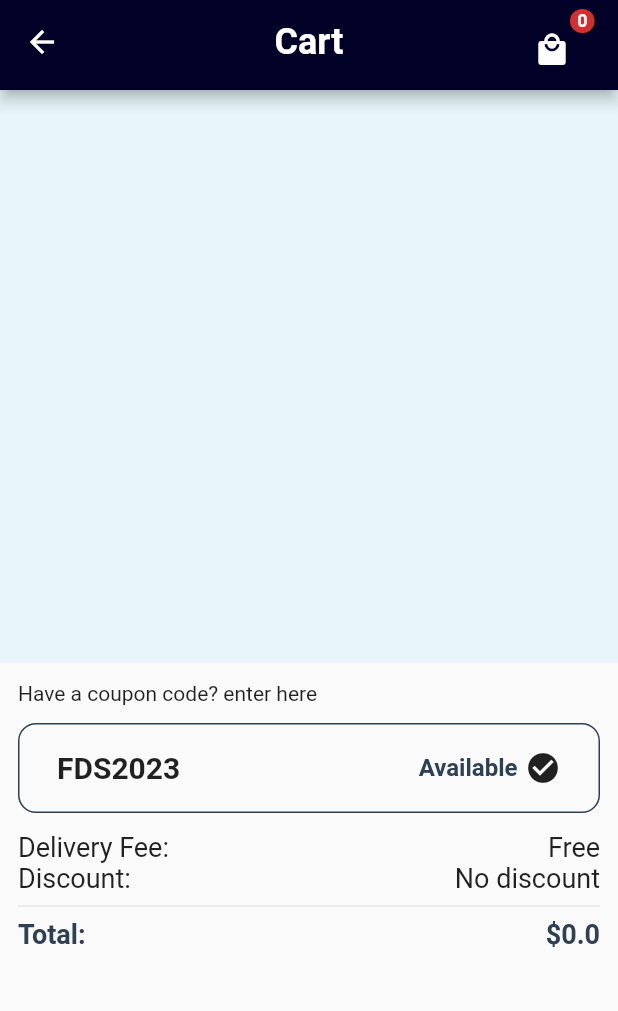
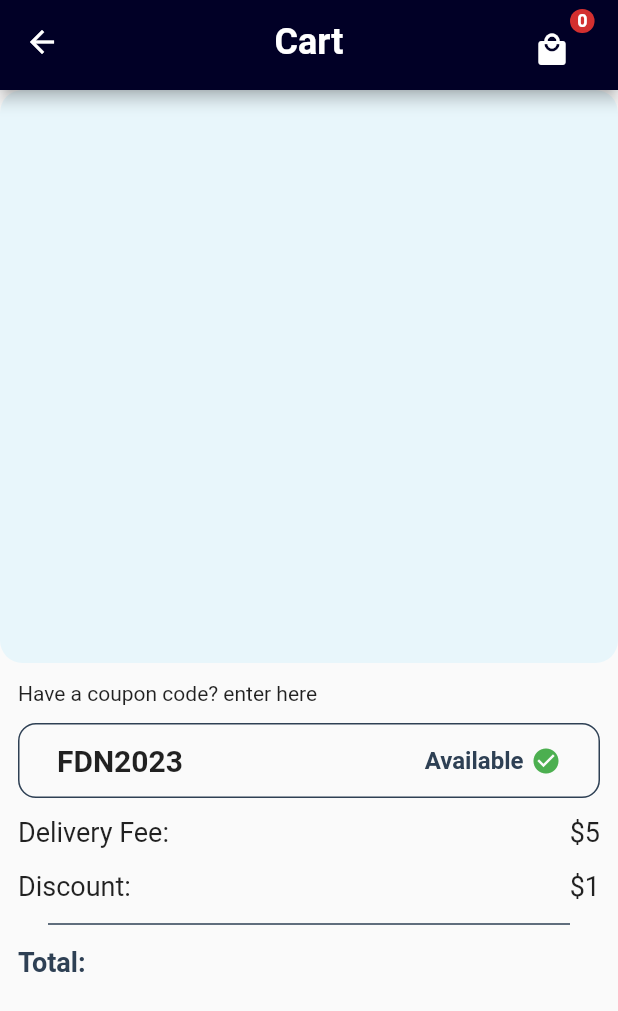
Before and after one commit to kennedyowusu/ecommerce_mobile, a Flutter app: the ProductCartView screen opened directly, on a phone screen of 412 x 824 dp. Shown: the top 1011 px of the screen. Run offline on Flutter 3.47's test engine with Material 2 defaults, Android fonts, the phone set to English and light mode, and no system bars; our stand-ins replace dio, equatable, flutter_rating_bar, flutter_riverpod, fluttertoast, gap and 1 more; accounts and stored records are empty; network calls fail.

```diff
--- a/lib/controllers/cart_items_controller.dart
+++ /dev/null
@@ -1,35 +0,0 @@
-import 'package:ecommerce_ui/models/products_model.dart';
-import 'package:flutter_riverpod/flutter_riverpod.dart';
-
-List<ProductsModel> allProducts = [];
-
-class ItemBagNotifier extends StateNotifier<List<ProductsModel>> {
-  ItemBagNotifier() : super(allProducts);
-
-  void addNewItemBag(ProductsModel productModel) {
-    state = [...state, productModel];
-  }
-
-  void removeItem(int pid) {
-    state = [
-      for (final product in state)
-        if (product.id != pid) product,
-    ];
-  }
-}
-
-final StateNotifierProvider<ItemBagNotifier, List<ProductsModel>>
-    itemBagProvider =
-    StateNotifierProvider<ItemBagNotifier, List<ProductsModel>>((ref) {
-  return ItemBagNotifier();
-});
-
-final StateProvider<double> priceCalcProvider = StateProvider<double>((ref) {
-  final List<ProductsModel> itemBag = ref.watch(itemBagProvider);
-
-  double sum = 0;
-  for (var element in itemBag) {
-    sum += element.price as double;
-  }
-  return sum;
-});
--- a/lib/views/cart.dart
+++ b/lib/views/cart.dart
@@ -1,4 +1,3 @@
-import 'package:ecommerce_ui/controllers/cart_items_controller.dart';
 import 'package:ecommerce_ui/models/cart_model.dart';
 import 'package:ecommerce_ui/models/products_model.dart';
 import 'package:ecommerce_ui/providers/providers.dart';
@@ -28,12 +27,16 @@ class ProductCartView extends ConsumerWidget {
         ),
       ),
       body: SafeArea(
-        child: Column(children: [
+        child: Column(
+          children: [
             Expanded(
               flex: 1,
               child: Container(
-              padding: const EdgeInsets.all(20),
+                padding: EdgeInsets.all(20),
+                decoration: BoxDecoration(
                   color: kLightBackground,
+                  borderRadius: BorderRadius.circular(15),
+                ),
                 child: ListView.builder(
                   itemCount: cartItem.when(
                     data: (data) => data.data.length,
@@ -42,9 +45,9 @@ class ProductCartView extends ConsumerWidget {
                   ),
                   itemBuilder: (context, index) => Card(
                     child: Container(
-                    decoration: BoxDecoration(
-                      borderRadius: BorderRadius.circular(12),
-                    ),
+                      height: MediaQueries.getHeight(context) * 0.12,
+                      padding: const EdgeInsets.all(12),
+                      alignment: Alignment.center,
                       width: double.infinity,
                       child: ListTile(
                         leading: Image.network(
@@ -53,6 +56,10 @@ class ProductCartView extends ConsumerWidget {
                             error: (error, stackTrace) => '',
                             loading: () => '',
                           ),
+                          width: 60,
+                          height: 60,
+                          fit: BoxFit.cover,
+                          scale: 0.5,
                         ),
                         title: Text(
                           productController.when(
@@ -62,14 +69,6 @@ class ProductCartView extends ConsumerWidget {
                           ),
                           style: AppTheme.kCardTitle,
                         ),
-                      // subtitle: Text(
-                      //   productController.when(
-                      //     data: (data) => data.data[index].description,
-                      //     error: (error, stackTrace) => '',
-                      //     loading: () => '',
-                      //   ),
-                      //   style: AppTheme.kBodyText,
-                      // ),
                         trailing: Text(
                           '\$${productController.when(
                             data: (data) => data.data[index].price,
@@ -97,7 +96,7 @@ class ProductCartView extends ConsumerWidget {
                     const Gap(12),
                     Container(
                       padding: const EdgeInsets.symmetric(horizontal: 25),
-                      height: 60,
+                      height: 50,
                       decoration: BoxDecoration(
                         borderRadius: BorderRadius.circular(12),
                         border: Border.all(
@@ -109,7 +108,7 @@ class ProductCartView extends ConsumerWidget {
                         mainAxisAlignment: MainAxisAlignment.spaceBetween,
                         children: [
                           const Text(
-                            'FDS2023',
+                            'FDN2023',
                             style: TextStyle(
                                 fontSize: 20, fontWeight: FontWeight.bold),
                           ),
@@ -123,7 +122,11 @@ class ProductCartView extends ConsumerWidget {
                                     fontWeight: FontWeight.bold),
                               ),
                               Gap(5),
-                              Icon(Icons.check_circle)
+                              Icon(
+                                Icons.check_circle,
+                                color: Colors.green,
+                                size: 20,
+                              )
                             ],
                           ),
                         ],
@@ -139,12 +142,13 @@ class ProductCartView extends ConsumerWidget {
                               fontSize: 18, fontWeight: FontWeight.w400),
                         ),
                         Text(
-                          'Free',
+                          '\$${5}',
                           style: TextStyle(
                               fontSize: 18, fontWeight: FontWeight.w400),
                         ),
                       ],
                     ),
+                    Gap(15),
                     Row(
                       mainAxisAlignment: MainAxisAlignment.spaceBetween,
                       children: const [
@@ -154,13 +158,19 @@ class ProductCartView extends ConsumerWidget {
                               fontSize: 18, fontWeight: FontWeight.w400),
                         ),
                         Text(
-                          'No discount',
+                          '\$${1}',
                           style: TextStyle(
                               fontSize: 18, fontWeight: FontWeight.w400),
                         ),
                       ],
                     ),
-                    const Divider(),
+                    const Divider(
+                      thickness: 1,
+                      height: 30,
+                      endIndent: 20,
+                      indent: 20,
+                      color: kPrimaryColor,
+                    ),
                     Row(
                       mainAxisAlignment: MainAxisAlignment.spaceBetween,
                       children: [
@@ -171,19 +181,21 @@ class ProductCartView extends ConsumerWidget {
                               fontWeight: FontWeight.bold,
                               color: kPrimaryColor),
                         ),
-                        Text(
-                          '\$${ref.watch(priceCalcProvider)}',
-                          style: const TextStyle(
-                              fontSize: 18,
-                              fontWeight: FontWeight.bold,
-                              color: kPrimaryColor),
-                        ),
+                        // Text(
+                        //   '\$${ref.watch(priceCalcProvider)}',
+                        //   style: const TextStyle(
+                        //       fontSize: 18,
+                        //       fontWeight: FontWeight.bold,
+                        //       color: kPrimaryColor),
+                        // ),
                       ],
                     ),
                   ],
                 ),
-              ))
-        ]),
+              ),
+            )
+          ],
+        ),
       ),
     );
   }
--- a/lib/views/home.dart
+++ b/lib/views/home.dart
@@ -1,6 +1,5 @@
 import 'package:ecommerce_ui/constants/colors.dart';
 import 'package:ecommerce_ui/constants/themes.dart';
-import 'package:ecommerce_ui/controllers/category_controller.dart';
 import 'package:ecommerce_ui/models/category_model.dart';
 import 'package:ecommerce_ui/models/products_model.dart';
 import 'package:ecommerce_ui/providers/providers.dart';
--- a/lib/views/profile.dart
+++ b/lib/views/profile.dart
@@ -1,5 +1,4 @@
 import 'package:ecommerce_ui/constants/themes.dart';
-import 'package:ecommerce_ui/models/products_model.dart';
 import 'package:ecommerce_ui/models/user_model.dart';
 import 'package:ecommerce_ui/views/authentication/login.dart';
 import 'package:ecommerce_ui/widgets/appbar.dart';
@@ -7,8 +6,6 @@ import 'package:ecommerce_ui/widgets/drawer.dart';
 import 'package:flutter/material.dart';
 import 'package:flutter_riverpod/flutter_riverpod.dart';
 import 'package:get_storage/get_storage.dart';
-
-import '../controllers/cart_items_controller.dart';
 
 class ProfileView extends ConsumerWidget {
   ProfileView({super.key});
```
Also changed, not shown: lib/controllers/category_controller.dart (deleted, +0 -11 lines), lib/providers/providers.dart (+10 -0 lines), lib/data/temp_product_model.dart (renamed from lib/data/products.dart). Lines whose indentation alone changed are shown as unchanged.
